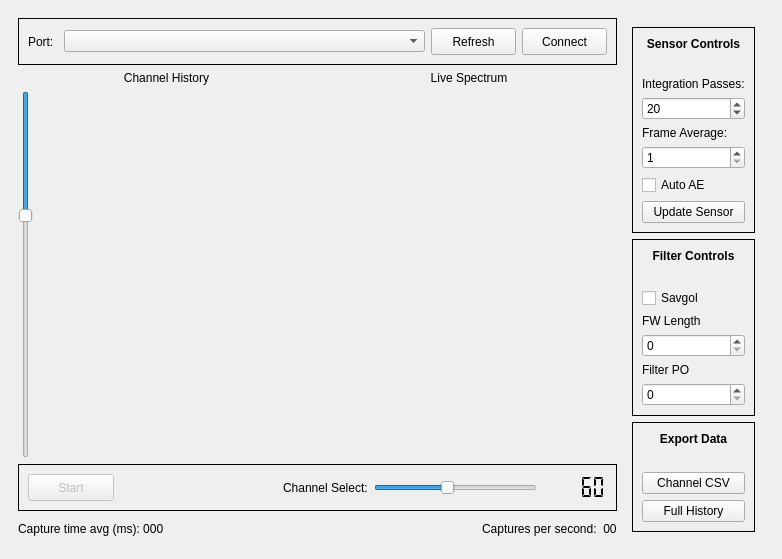
First picture: the form in test_ui.ui, repository HTM-Workshop/SpectroPPG, before the edit.
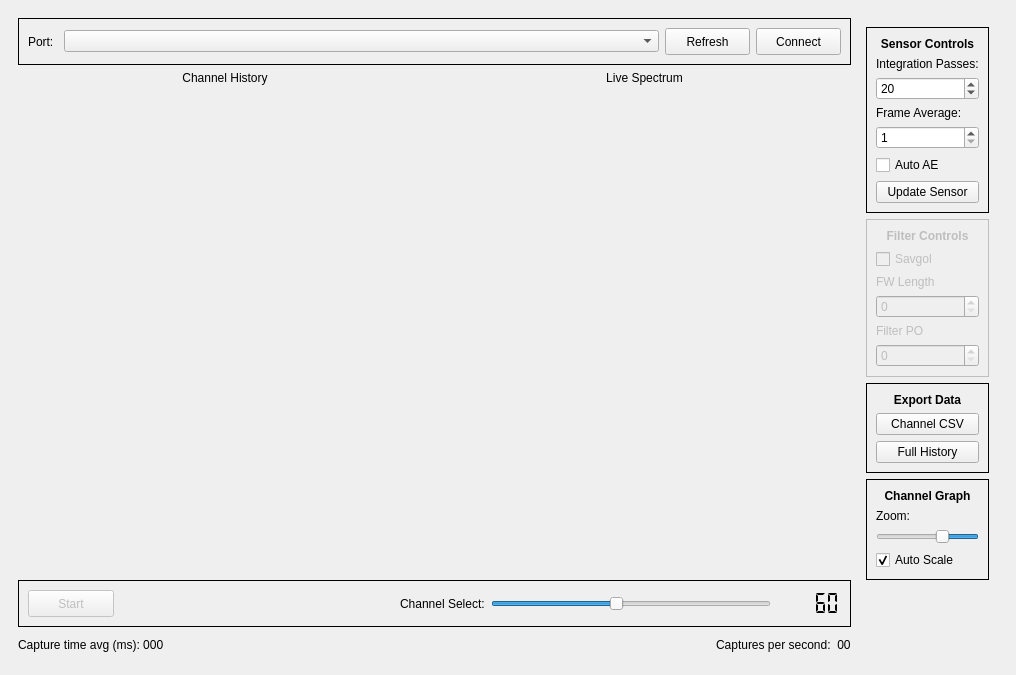
Second picture: the form after the edit. Custom widgets are drawn as their Qt base class.

Commit message: Added in graph scaling options

The edit to the form file:
```diff
--- a/test_ui.ui
+++ b/test_ui.ui
@@ -6,14 +6,14 @@
    <rect>
     <x>0</x>
     <y>0</y>
-    <width>782</width>
-    <height>559</height>
+    <width>1016</width>
+    <height>675</height>
    </rect>
   </property>
   <property name="minimumSize">
    <size>
-    <width>782</width>
-    <height>559</height>
+    <width>1016</width>
+    <height>675</height>
    </size>
   </property>
   <property name="windowTitle">
@@ -243,25 +243,6 @@
           <layout class="QGridLayout" name="gridLayout">
            <item row="1" column="0">
             <layout class="QHBoxLayout" name="horizontalLayout">
-             <item>
-              <widget class="QSlider" name="slider_channel_zoom">
-               <property name="maximum">
-                <number>299</number>
-               </property>
-               <property name="value">
-                <number>99</number>
-               </property>
-               <property name="orientation">
-                <enum>Qt::Vertical</enum>
-               </property>
-               <property name="invertedAppearance">
-                <bool>true</bool>
-               </property>
-               <property name="invertedControls">
-                <bool>false</bool>
-               </property>
-              </widget>
-             </item>
              <item>
               <widget class="PlotWidget" name="graph_2" native="true">
                <property name="sizePolicy">
@@ -311,6 +292,12 @@
          <layout class="QVBoxLayout" name="verticalLayout_3">
           <item>
            <widget class="QFrame" name="gridFrame_2">
+            <property name="maximumSize">
+             <size>
+              <width>132</width>
+              <height>204</height>
+             </size>
+            </property>
             <property name="frameShape">
              <enum>QFrame::Box</enum>
             </property>
@@ -331,71 +318,64 @@
                </property>
               </widget>
              </item>
-             <item row="7" column="0">
+             <item row="6" column="0">
               <widget class="QCheckBox" name="checkbox_auto_ae">
                <property name="text">
                 <string>Auto AE</string>
                </property>
               </widget>
              </item>
-             <item row="5" column="0">
+             <item row="4" column="0">
               <widget class="QLabel" name="label_15">
                <property name="text">
                 <string>Frame Average:</string>
                </property>
               </widget>
              </item>
-             <item row="4" column="0">
-              <widget class="QSpinBox" name="spinbox_int_passes">
-               <property name="minimum">
-                <number>1</number>
-               </property>
-               <property name="value">
-                <number>20</number>
-               </property>
-              </widget>
-             </item>
-             <item row="3" column="0">
+             <item row="2" column="0">
               <widget class="QLabel" name="label_14">
                <property name="text">
                 <string>Integration Passes:</string>
                </property>
               </widget>
              </item>
-             <item row="2" column="0">
-              <spacer name="verticalSpacer">
-               <property name="orientation">
-                <enum>Qt::Vertical</enum>
-               </property>
-               <property name="sizeHint" stdset="0">
-                <size>
-                 <width>20</width>
-                 <height>40</height>
-                </size>
-               </property>
-              </spacer>
-             </item>
-             <item row="6" column="0">
+             <item row="5" column="0">
               <widget class="QSpinBox" name="spinbox_frame_avg">
                <property name="minimum">
                 <number>1</number>
                </property>
               </widget>
              </item>
-             <item row="8" column="0">
+             <item row="7" column="0">
               <widget class="QPushButton" name="button_update_sensor">
                <property name="text">
                 <string>Update Sensor</string>
                </property>
               </widget>
              </item>
+             <item row="3" column="0">
+              <widget class="QSpinBox" name="spinbox_int_passes">
+               <property name="minimum">
+                <number>1</number>
+               </property>
+               <property name="value">
+                <number>20</number>
+               </property>
+              </widget>
+             </item>
             </layout>
            </widget>
           </item>
           <item>
            <widget class="QFrame" name="verticalFrame">
             <property name="enabled">
-             <bool>true</bool>
+             <bool>false</bool>
+            </property>
+            <property name="maximumSize">
+             <size>
+              <width>132</width>
+              <height>171</height>
+             </size>
             </property>
             <property name="frameShape">
              <enum>QFrame::Box</enum>
@@ -417,19 +397,6 @@
                </property>
               </widget>
              </item>
-             <item>
-              <spacer name="verticalSpacer_2">
-               <property name="orientation">
-                <enum>Qt::Vertical</enum>
-               </property>
-               <property name="sizeHint" stdset="0">
-                <size>
-                 <width>20</width>
-                 <height>40</height>
-                </size>
-               </property>
-              </spacer>
-             </item>
              <item>
               <widget class="QCheckBox" name="checkBox_savgol_enable">
                <property name="text">
@@ -462,6 +429,12 @@
           </item>
           <item>
            <widget class="QFrame" name="verticalFrame">
+            <property name="maximumSize">
+             <size>
+              <width>132</width>
+              <height>114</height>
+             </size>
+            </property>
             <property name="frameShape">
              <enum>QFrame::Box</enum>
             </property>
@@ -482,19 +455,6 @@
                </property>
               </widget>
              </item>
-             <item>
-              <spacer name="verticalSpacer_3">
-               <property name="orientation">
-                <enum>Qt::Vertical</enum>
-               </property>
-               <property name="sizeHint" stdset="0">
-                <size>
-                 <width>20</width>
-                 <height>40</height>
-                </size>
-               </property>
-              </spacer>
-             </item>
              <item>
               <widget class="QPushButton" name="button_export_channel">
                <property name="text">
@@ -512,6 +472,92 @@
             </layout>
            </widget>
           </item>
+          <item>
+           <widget class="QFrame" name="verticalFrame">
+            <property name="maximumSize">
+             <size>
+              <width>132</width>
+              <height>114</height>
+             </size>
+            </property>
+            <property name="frameShape">
+             <enum>QFrame::Box</enum>
+            </property>
+            <layout class="QVBoxLayout" name="verticalLayout_5">
+             <item>
+              <widget class="QLabel" name="label_6">
+               <property name="font">
+                <font>
+                 <weight>75</weight>
+                 <bold>true</bold>
+                </font>
+               </property>
+               <property name="text">
+                <string>Channel Graph</string>
+               </property>
+               <property name="alignment">
+                <set>Qt::AlignCenter</set>
+               </property>
+              </widget>
+             </item>
+             <item>
+              <widget class="QLabel" name="label_7">
+               <property name="text">
+                <string>Zoom:</string>
+               </property>
+              </widget>
+             </item>
+             <item>
+              <widget class="QSlider" name="slider_channel_zoom">
+               <property name="sizePolicy">
+                <sizepolicy hsizetype="Minimum" vsizetype="Fixed">
+                 <horstretch>0</horstretch>
+                 <verstretch>0</verstretch>
+                </sizepolicy>
+               </property>
+               <property name="maximum">
+                <number>299</number>
+               </property>
+               <property name="value">
+                <number>99</number>
+               </property>
+               <property name="orientation">
+                <enum>Qt::Horizontal</enum>
+               </property>
+               <property name="invertedAppearance">
+                <bool>true</bool>
+               </property>
+               <property name="invertedControls">
+                <bool>false</bool>
+               </property>
+              </widget>
+             </item>
+             <item>
+              <widget class="QCheckBox" name="checkbox_auto_scale">
+               <property name="text">
+                <string>Auto Scale</string>
+               </property>
+               <property name="checked">
+                <bool>true</bool>
+               </property>
+              </widget>
+             </item>
+            </layout>
+           </widget>
+          </item>
+          <item>
+           <spacer name="verticalSpacer">
+            <property name="orientation">
+             <enum>Qt::Vertical</enum>
+            </property>
+            <property name="sizeHint" stdset="0">
+             <size>
+              <width>20</width>
+              <height>40</height>
+             </size>
+            </property>
+           </spacer>
+          </item>
          </layout>
         </widget>
        </item>
```
The commit also changes 3 other files.
